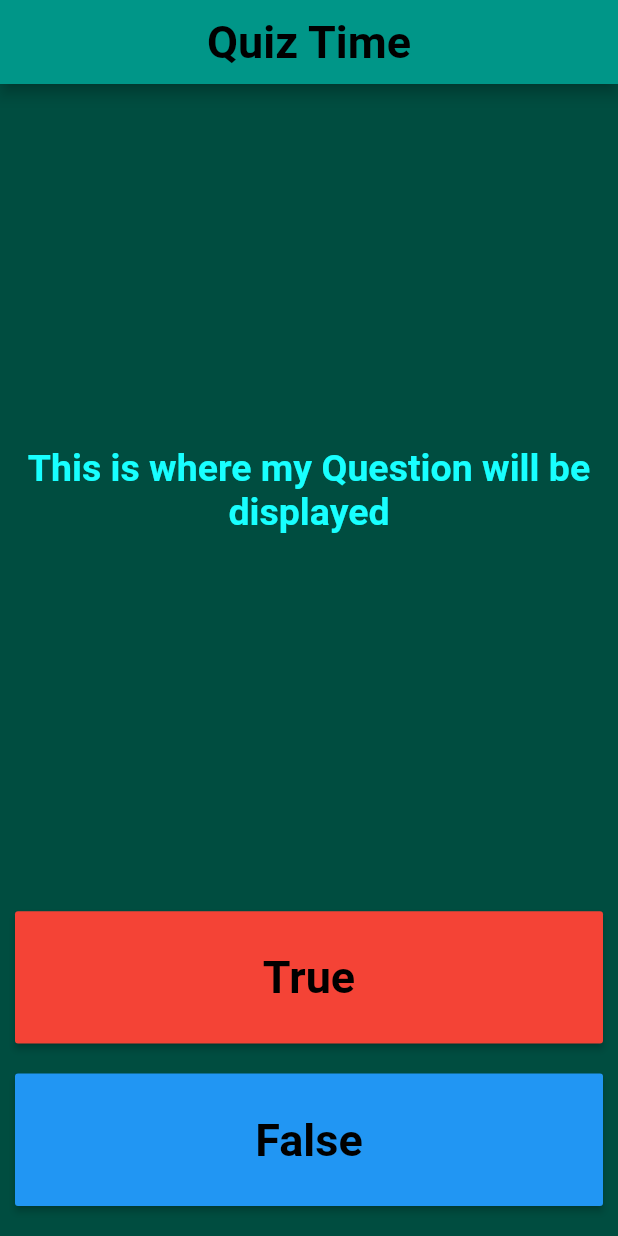
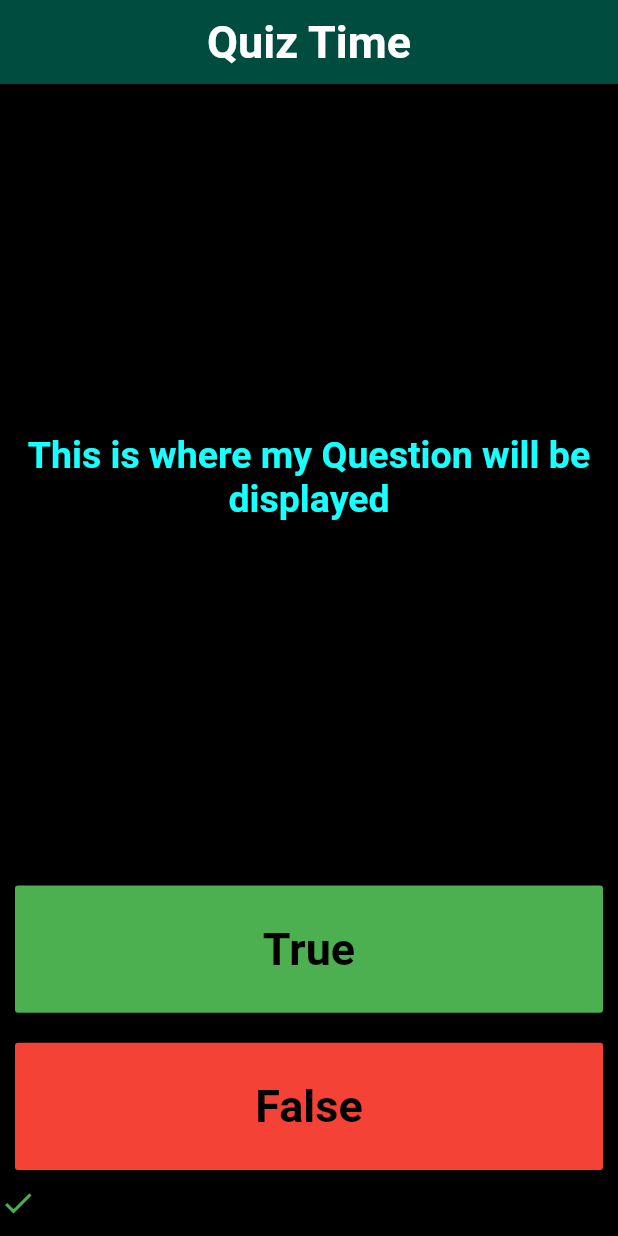
Before and after one commit to Meruem243/quizler, a Flutter app: the screen it shows after launch, after a tap on "True", on a phone screen of 412 x 824 dp. Run offline on Flutter 3.47's test engine with Material 2 defaults, Android fonts, the phone set to English and light mode, and no system bars.

Commit message:
added score keeper row

```diff
--- a/lib/main.dart
+++ b/lib/main.dart
@@ -11,12 +11,12 @@ class Quizler extends StatelessWidget {
   Widget build(BuildContext context) {
     return MaterialApp(
       home: Scaffold(
-        backgroundColor: Colors.teal[900],
+        backgroundColor: Colors.black,
         appBar: AppBar(
-          backgroundColor: Colors.teal,
+          backgroundColor: Colors.teal[900],
           title: const Text('Quiz Time'),
           titleTextStyle: const TextStyle(
-            color: Colors.black,
+            color: Colors.white,
             fontWeight: FontWeight.bold,
             fontSize: 30.0,
           ),
@@ -36,6 +36,8 @@ class QuizPage extends StatefulWidget {
 }
 
 class _QuizPageState extends State<QuizPage> {
+  List<Icon> scoreKeeper = [];
+
   @override
   Widget build(BuildContext context) {
     return Column(
@@ -61,8 +63,17 @@ class _QuizPageState extends State<QuizPage> {
           child: Padding(
             padding: const EdgeInsets.all(10.0),
             child: MaterialButton(
-              onPressed: () {},
-              color: Colors.red,
+              onPressed: () {
+                setState(() {
+                  scoreKeeper.add(
+                    const Icon(
+                      Icons.check,
+                      color: Colors.green,
+                    ),
+                  );
+                });
+              },
+              color: Colors.green,
               child: const Text(
                 'True',
                 style: TextStyle(
@@ -80,8 +91,17 @@ class _QuizPageState extends State<QuizPage> {
           child: Padding(
             padding: const EdgeInsets.all(10.0),
             child: MaterialButton(
-              onPressed: () {},
-              color: Colors.blue,
+              onPressed: () {
+                setState(() {
+                  scoreKeeper.add(
+                    const Icon(
+                      Icons.close,
+                      color: Colors.red,
+                    ),
+                  );
+                });
+              },
+              color: Colors.red,
               child: const Text(
                 'False',
                 style: TextStyle(
@@ -93,6 +113,9 @@ class _QuizPageState extends State<QuizPage> {
             ),
           ),
         ),
+        Row(
+          children: scoreKeeper,
+        ),
         const SizedBox(height: 10.0),
       ],
     );
```
Also changed, not shown: 1 other file.
